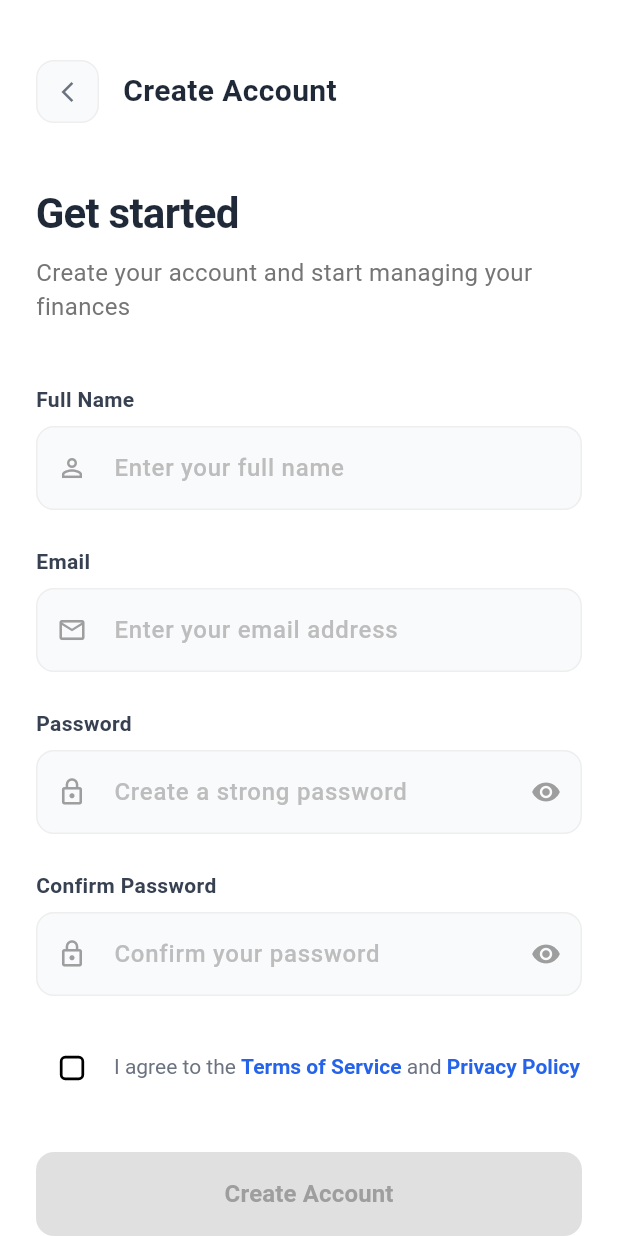
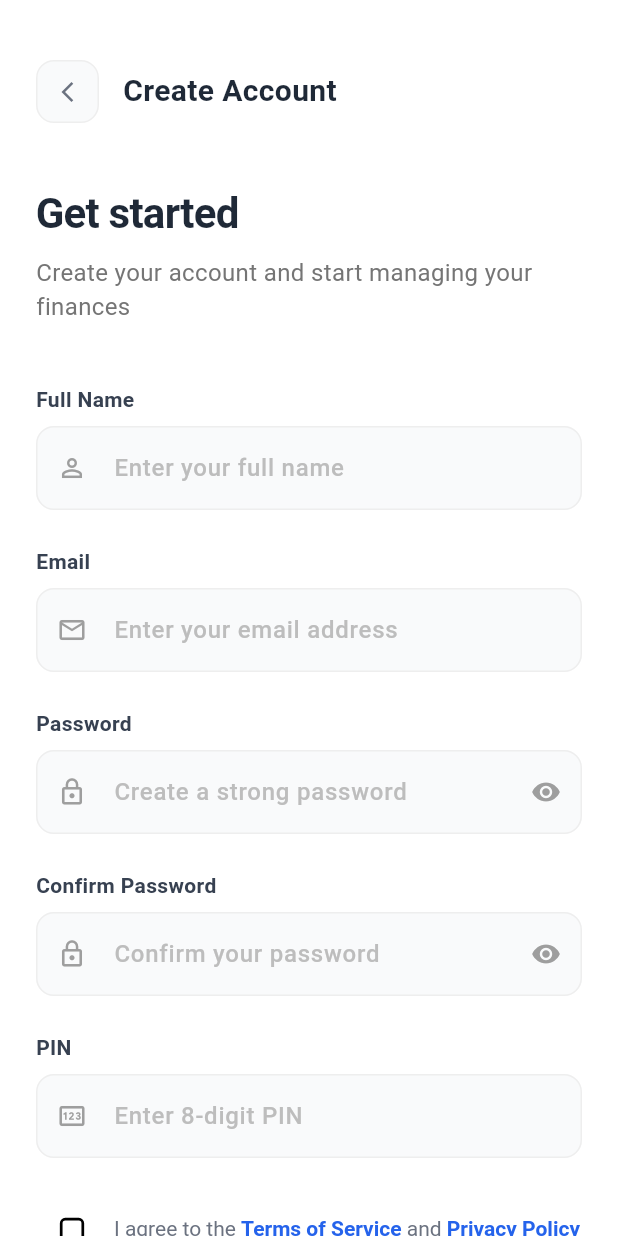
Before and after one commit to dkappiah/iSmart_Public, a Flutter app: the SignUpPage screen opened by its route, on a phone screen of 412 x 824 dp. Run offline on Flutter 3.47's test engine with Material 3 defaults, Android fonts, the light colour scheme and no system bars; our stand-ins replace flutter_dotenv, shared_preferences, supabase_flutter; accounts and stored records are empty.

Commit message:
code clean-up

```diff
--- a/lib/main.dart
+++ b/lib/main.dart
@@ -1,5 +1,5 @@
 import 'package:flutter/material.dart';
-import 'package:mini_mobile_digital_wallet/pages/login.dart';
+import 'package:mini_mobile_digital_wallet/pages/signIn.dart';
 import 'package:mini_mobile_digital_wallet/pages/signUp.dart';
 import 'package:mini_mobile_digital_wallet/pages/HomePage.dart';
 import 'package:mini_mobile_digital_wallet/providers/themeProvider.dart';
--- a/lib/pages/signUp.dart
+++ b/lib/pages/signUp.dart
@@ -1,4 +1,5 @@
 import 'package:flutter/material.dart';
+import 'package:flutter/services.dart';
 
 class SignUpPage extends StatefulWidget {
   const SignUpPage({Key? key}) : super(key: key);
@@ -13,6 +14,7 @@ class _SignUpPageState extends State<SignUpPage> {
   final _emailController = TextEditingController();
   final _passwordController = TextEditingController();
   final _confirmPasswordController = TextEditingController();
+  final _pinController = TextEditingController();
   bool _isPasswordVisible = false;
   bool _isConfirmPasswordVisible = false;
   bool _agreeToTerms = false;
@@ -23,6 +25,7 @@ class _SignUpPageState extends State<SignUpPage> {
     _emailController.dispose();
     _passwordController.dispose();
     _confirmPasswordController.dispose();
+    _pinController.dispose();
     super.dispose();
   }
 
@@ -61,13 +64,10 @@ class _SignUpPageState extends State<SignUpPage> {
                   _buildSignUpButton(),
                   const SizedBox(height: 24),
 
-                  // Or Divider
-                  _buildOrDivider(),
+
                   const SizedBox(height: 24),
 
-                  // Social Login
-                  _buildSocialLogin(),
-                  const SizedBox(height: 32),
+                  // const SizedBox(height: 32),
 
                   // Sign In Link
                   _buildSignInLink(),
@@ -242,6 +242,30 @@ class _SignUpPageState extends State<SignUpPage> {
             return null;
           },
         ),
+        const SizedBox(height: 24),
+
+        // PIN Field
+        _buildTextField(
+          controller: _pinController,
+          label: 'PIN',
+          hintText: 'Enter 8-digit PIN',
+          obscureText: true,
+          keyboardType: TextInputType.number,
+          prefixIcon: Icons.pin_outlined,
+          inputFormatters: [
+            FilteringTextInputFormatter.digitsOnly,
+            LengthLimitingTextInputFormatter(8),
+          ],
+          validator: (value) {
+            if (value == null || value.isEmpty) {
+              return 'Please enter your PIN';
+            }
+            if (value.length != 8) {
+              return 'PIN must be exactly 8 digits';
+            }
+            return null;
+          },
+        ),
       ],
     );
   }
@@ -254,6 +278,7 @@ class _SignUpPageState extends State<SignUpPage> {
     bool obscureText = false,
     IconData? prefixIcon,
     Widget? suffixIcon,
+    List<TextInputFormatter>? inputFormatters,
     String? Function(String?)? validator,
   }) {
     return Column(
@@ -272,6 +297,7 @@ class _SignUpPageState extends State<SignUpPage> {
           controller: controller,
           keyboardType: keyboardType,
           obscureText: obscureText,
+          inputFormatters: inputFormatters,
           validator: validator,
           style: const TextStyle(
             fontSize: 16,
@@ -426,104 +452,6 @@ class _SignUpPageState extends State<SignUpPage> {
     );
   }
 
-  Widget _buildOrDivider() {
-    return Row(
-      children: [
-        Expanded(
-          child: Divider(
-            color: Colors.grey[300],
-            thickness: 1,
-          ),
-        ),
-        Padding(
-          padding: const EdgeInsets.symmetric(horizontal: 16),
-          child: Text(
-            'Or continue with',
-            style: TextStyle(
-              fontSize: 14,
-              color: Colors.grey[600],
-              fontWeight: FontWeight.w500,
-            ),
-          ),
-        ),
-        Expanded(
-          child: Divider(
-            color: Colors.grey[300],
-            thickness: 1,
-          ),
-        ),
-      ],
-    );
-  }
-
-  Widget _buildSocialLogin() {
-    return Row(
-      children: [
-        Expanded(
-          child: _buildSocialButton(
-            'Google',
-            Icons.g_mobiledata,
-            const Color(0xFF4285F4),
-          ),
-        ),
-        const SizedBox(width: 16),
-        Expanded(
-          child: _buildSocialButton(
-            'Apple',
-            Icons.apple,
-            const Color(0xFF000000),
-          ),
-        ),
-      ],
-    );
-  }
-
-  Widget _buildSocialButton(String text, IconData icon, Color iconColor) {
-    return Container(
-      height: 56,
-      decoration: BoxDecoration(
-        color: Colors.white,
-        borderRadius: BorderRadius.circular(12),
-        border: Border.all(color: Colors.grey[200]!),
-        boxShadow: [
-          BoxShadow(
-            color: Colors.black.withOpacity(0.04),
-            blurRadius: 6,
-            offset: const Offset(0, 2),
-          ),
-        ],
-      ),
-      child: Material(
-        color: Colors.transparent,
-        child: InkWell(
-          onTap: () {
-            // Handle social login
-          },
-          borderRadius: BorderRadius.circular(12),
-          child: Row(
-            mainAxisAlignment: MainAxisAlignment.center,
-            children: [
-              Icon(
-                icon,
-                color: iconColor,
-                size: 20,
-              ),
-              const SizedBox(width: 8),
-              Text(
-                text,
-                style: const TextStyle(
-                  fontSize: 14,
-                  fontWeight: FontWeight.w600,
-                  color: Color(0xFF374151),
-                ),
-              ),
-            ],
-          ),
-        ),
-      ),
-    );
-  }
-
   Widget _buildSignInLink() {
     return Center(
       child: Row(
--- a/lib/services/authService.dart
+++ /dev/null
@@ -1 +0,0 @@
-import 'package:supabase_flutter/supabase_flutter.dart';
```
Also changed, not shown: lib/pages/signIn.dart (renamed from lib/pages/login.dart, +1 -100 lines).
